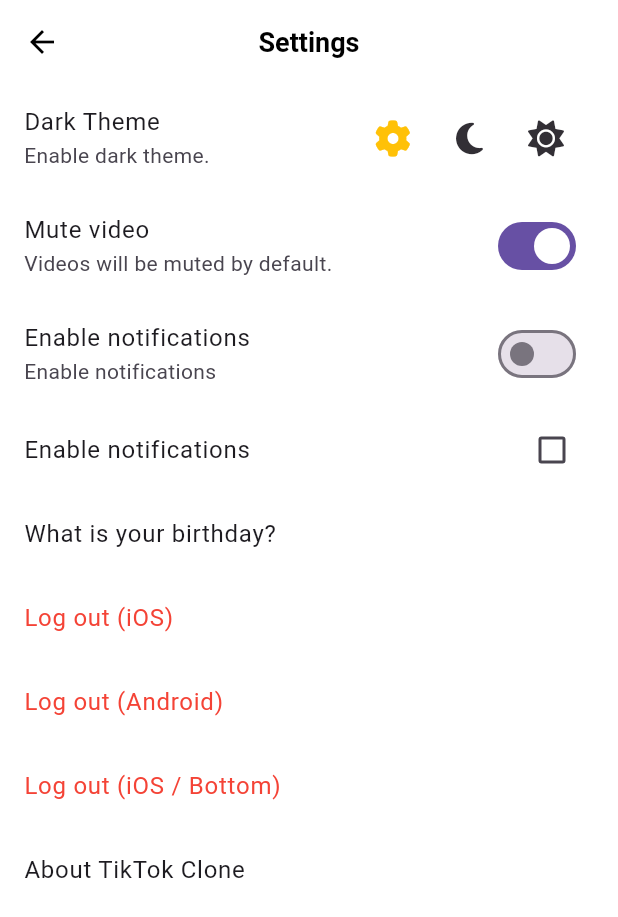
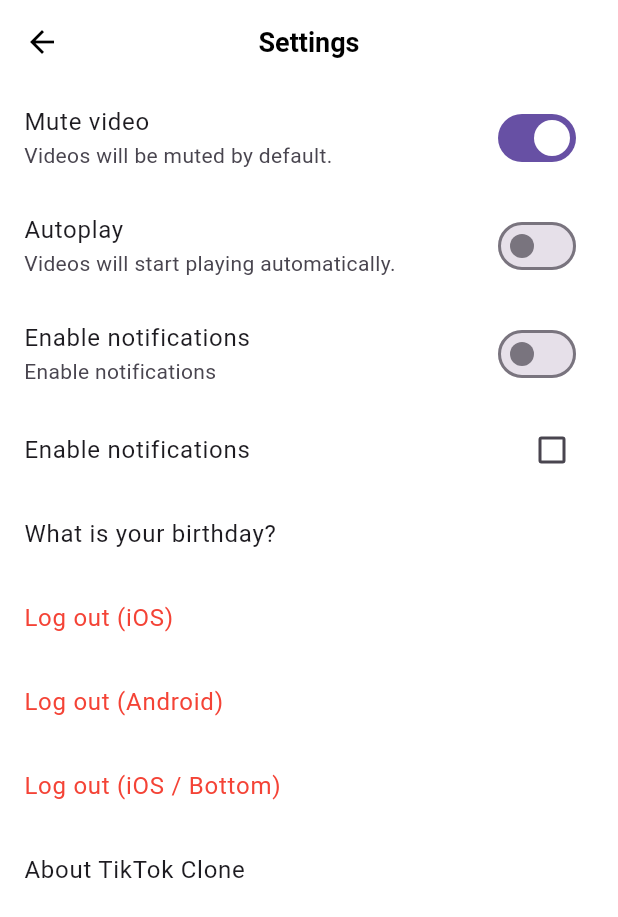
Before and after one commit to WonHyun/TikTokClone, a Flutter app: the SettingsScreen screen opened directly, after a tap on "Mute video", on a phone screen of 412 x 824 dp. Shown: the top 917 px of the screen. Run offline on Flutter 3.47's test engine with Material 3 defaults, Android fonts, the phone set to English and light mode, and no system bars; our stand-ins replace camera, font_awesome_flutter, gallery_saver, go_router, image_picker, permission_handler and 3 more; accounts and stored records are empty; network calls fail.

Commit message:
feat: apply mvvm to video settings

```diff
--- a/lib/common/widgets/main_navigation/main_navigaion_screen.dart
+++ b/lib/common/widgets/main_navigation/main_navigaion_screen.dart
@@ -6,8 +6,8 @@ import 'package:tictok_clone/constants/sizes.dart';
 import 'package:tictok_clone/features/discover/discover_screen.dart';
 import 'package:tictok_clone/features/inbox/inbox_screen.dart';
 import 'package:tictok_clone/features/users/user_profile_screen.dart';
-import 'package:tictok_clone/features/videos/video_recording_screen.dart';
-import 'package:tictok_clone/features/videos/viedo_timeline_screen.dart';
+import 'package:tictok_clone/features/videos/views/video_recording_screen.dart';
+import 'package:tictok_clone/features/videos/views/viedo_timeline_screen.dart';
 import 'package:tictok_clone/utils.dart';
 
 import 'widgets/nav_tab.dart';
--- a/lib/features/settings/settings_screen.dart
+++ b/lib/features/settings/settings_screen.dart
@@ -2,8 +2,8 @@ import 'package:flutter/cupertino.dart';
 import 'package:flutter/material.dart';
 import 'package:font_awesome_flutter/font_awesome_flutter.dart';
 import 'package:provider/provider.dart';
-import 'package:tictok_clone/common/video_config/video_config.dart';
 import 'package:tictok_clone/constants/breakpoints.dart';
+import 'package:tictok_clone/features/videos/view_models/playback_config_view_model.dart';
 
 class SettingsScreen extends StatefulWidget {
   const SettingsScreen({super.key});
@@ -24,8 +24,8 @@ class _SettingsScreenState extends State<SettingsScreen> {
 
   @override
   Widget build(BuildContext context) {
-    final themeConfig = context.watch<ThemeConfig>();
-    final videoConfig = context.watch<VideoConfig>();
+    // final themeConfig = context.watch<ThemeConfig>();
+    // final videoConfig = context.watch<VideoConfig>();
     return Scaffold(
       appBar: AppBar(
         title: const Text("Settings"),
@@ -36,53 +36,61 @@ class _SettingsScreenState extends State<SettingsScreen> {
         ),
         child: ListView(
           children: [
-            ListTile(
-              title: const Text("Dark Theme"),
-              subtitle: const Text("Enable dark theme."),
-              trailing: SizedBox(
-                width: 150,
-                child: Row(
-                  mainAxisAlignment: MainAxisAlignment.spaceBetween,
-                  children: [
-                    IconButton(
-                      onPressed: () =>
-                          themeConfig.changeThemeMode(ThemeMode.system),
-                      icon: Icon(
-                        FontAwesomeIcons.gear,
-                        color: ThemeMode.system == themeConfig.themeMode
-                            ? Colors.amber
-                            : Theme.of(context).colorScheme.inverseSurface,
-                      ),
-                    ),
-                    IconButton(
-                      onPressed: () =>
-                          themeConfig.changeThemeMode(ThemeMode.dark),
-                      icon: Icon(
-                        FontAwesomeIcons.solidMoon,
-                        color: ThemeMode.dark == themeConfig.themeMode
-                            ? Colors.amber
-                            : Theme.of(context).colorScheme.inverseSurface,
-                      ),
-                    ),
-                    IconButton(
-                      onPressed: () =>
-                          themeConfig.changeThemeMode(ThemeMode.light),
-                      icon: Icon(
-                        FontAwesomeIcons.solidSun,
-                        color: ThemeMode.light == themeConfig.themeMode
-                            ? Colors.amber
-                            : Theme.of(context).colorScheme.inverseSurface,
-                      ),
-                    ),
-                  ],
-                ),
-              ),
+            // ListTile(
+            //   title: const Text("Dark Theme"),
+            //   subtitle: const Text("Enable dark theme."),
+            //   trailing: SizedBox(
+            //     width: 150,
+            //     child: Row(
+            //       mainAxisAlignment: MainAxisAlignment.spaceBetween,
+            //       children: [
+            //         IconButton(
+            //           onPressed: () =>
+            //               themeConfig.changeThemeMode(ThemeMode.system),
+            //           icon: Icon(
+            //             FontAwesomeIcons.gear,
+            //             color: ThemeMode.system == themeConfig.themeMode
+            //                 ? Colors.amber
+            //                 : Theme.of(context).colorScheme.inverseSurface,
+            //           ),
+            //         ),
+            //         IconButton(
+            //           onPressed: () =>
+            //               themeConfig.changeThemeMode(ThemeMode.dark),
+            //           icon: Icon(
+            //             FontAwesomeIcons.solidMoon,
+            //             color: ThemeMode.dark == themeConfig.themeMode
+            //                 ? Colors.amber
+            //                 : Theme.of(context).colorScheme.inverseSurface,
+            //           ),
+            //         ),
+            //         IconButton(
+            //           onPressed: () =>
+            //               themeConfig.changeThemeMode(ThemeMode.light),
+            //           icon: Icon(
+            //             FontAwesomeIcons.solidSun,
+            //             color: ThemeMode.light == themeConfig.themeMode
+            //                 ? Colors.amber
+            //                 : Theme.of(context).colorScheme.inverseSurface,
+            //           ),
+            //         ),
+            //       ],
+            //     ),
+            //   ),
+            // ),
+            SwitchListTile.adaptive(
+              value: context.watch<PlaybackConfigViewModel>().muted,
+              onChanged: (value) =>
+                  context.read<PlaybackConfigViewModel>().setMuted(value),
+              title: const Text("Mute video"),
+              subtitle: const Text("Videos will be muted by default."),
             ),
             SwitchListTile.adaptive(
-              value: videoConfig.isMuted,
-              onChanged: (value) => videoConfig.toggleIsMuted(),
-              title: const Text("Mute video"),
-              subtitle: const Text("Videos will be muted by default."),
+              value: context.watch<PlaybackConfigViewModel>().autoplay,
+              onChanged: (value) =>
+                  context.read<PlaybackConfigViewModel>().setAutoplay(value),
+              title: const Text("Autoplay"),
+              subtitle: const Text("Videos will start playing automatically."),
             ),
             // AnimatedBuilder(
             //   animation: videoMuteConfig,
--- /dev/null
+++ b/lib/features/videos/models/playback_config_model.dart
@@ -0,0 +1,9 @@
+class PlaybackConfigModel {
+  bool muted;
+  bool autoplay;
+
+  PlaybackConfigModel({
+    required this.muted,
+    required this.autoplay,
+  });
+}
--- /dev/null
+++ b/lib/features/videos/repos/playback_config_repo.dart
@@ -0,0 +1,26 @@
+import 'package:shared_preferences/shared_preferences.dart';
+
+class PlaybackConfigRepository {
+  static const String _autoplay = "autoplay";
+  static const String _muted = "muted";
+
+  final SharedPreferences _preferences;
+
+  PlaybackConfigRepository(this._preferences);
+
+  Future<void> setMuted(bool value) async {
+    await _preferences.setBool(_muted, value);
+  }
+
+  Future<void> setAutoplay(bool value) async {
+    await _preferences.setBool(_autoplay, value);
+  }
+
+  bool isMuted() {
+    return _preferences.getBool(_muted) ?? false;
+  }
+
+  bool isAutoplay() {
+    return _preferences.getBool(_autoplay) ?? false;
+  }
+}
--- /dev/null
+++ b/lib/features/videos/view_models/playback_config_view_model.dart
@@ -0,0 +1,29 @@
+import 'package:flutter/widgets.dart';
+import 'package:tictok_clone/features/videos/models/playback_config_model.dart';
+import 'package:tictok_clone/features/videos/repos/playback_config_repo.dart';
+
+class PlaybackConfigViewModel extends ChangeNotifier {
+  final PlaybackConfigRepository _repository;
+
+  late final PlaybackConfigModel _model = PlaybackConfigModel(
+    muted: _repository.isMuted(),
+    autoplay: _repository.isAutoplay(),
+  );
+
+  PlaybackConfigViewModel(this._repository);
+
+  bool get muted => _model.muted;
+  bool get autoplay => _model.autoplay;
+
+  void setMuted(bool value) {
+    _repository.setMuted(value);
+    _model.muted = value;
+    notifyListeners();
+  }
+
+  void setAutoplay(bool value) {
+    _repository.setAutoplay(value);
+    _model.autoplay = value;
+    notifyListeners();
+  }
+}
--- a/lib/features/videos/video_recording_screen.dart
+++ b/lib/features/videos/views/video_recording_screen.dart
@@ -7,7 +7,7 @@ import 'package:image_picker/image_picker.dart';
 import 'package:permission_handler/permission_handler.dart';
 import 'package:tictok_clone/constants/gaps.dart';
 import 'package:tictok_clone/constants/sizes.dart';
-import 'package:tictok_clone/features/videos/video_preview_screen.dart';
+import 'package:tictok_clone/features/videos/views/video_preview_screen.dart';
 
 import 'widgets/flash_button.dart';
 
--- a/lib/features/videos/viedo_timeline_screen.dart
+++ b/lib/features/videos/views/viedo_timeline_screen.dart
@@ -1,6 +1,6 @@
 import 'package:flutter/material.dart';
 import 'package:flutter/widgets.dart';
-import 'package:tictok_clone/features/videos/widgets/video_post.dart';
+import 'package:tictok_clone/features/videos/views/widgets/video_post.dart';
 
 class ViedoTimelineScreen extends StatefulWidget {
   const ViedoTimelineScreen({super.key});
--- a/lib/features/videos/widgets/video_post.dart
+++ b/lib/features/videos/views/widgets/video_post.dart
@@ -2,12 +2,12 @@ import 'package:flutter/foundation.dart';
 import 'package:flutter/material.dart';
 import 'package:font_awesome_flutter/font_awesome_flutter.dart';
 import 'package:provider/provider.dart';
-import 'package:tictok_clone/common/video_config/video_config.dart';
 import 'package:tictok_clone/constants/gaps.dart';
 import 'package:tictok_clone/constants/sizes.dart';
-import 'package:tictok_clone/features/videos/widgets/more_rich_text.dart';
-import 'package:tictok_clone/features/videos/widgets/video_button.dart';
-import 'package:tictok_clone/features/videos/widgets/video_comments.dart';
+import 'package:tictok_clone/features/videos/view_models/playback_config_view_model.dart';
+import 'package:tictok_clone/features/videos/views/widgets/more_rich_text.dart';
+import 'package:tictok_clone/features/videos/views/widgets/video_button.dart';
+import 'package:tictok_clone/features/videos/views/widgets/video_comments.dart';
 import 'package:video_player/video_player.dart';
 import 'package:visibility_detector/visibility_detector.dart';
 
@@ -36,6 +36,8 @@ class _VideoPostState extends State<VideoPost>
   bool _isPaused = false;
   bool _isMuted = false;
 
+  double _volume = 1.0;
+
   // void _onVideoChange() {
   //   if (_videoController.value.isInitialized) {
   //     if (_videoController.value.duration == _videoController.value.position) {
@@ -47,9 +49,10 @@ class _VideoPostState extends State<VideoPost>
   Future<void> _initVideoPlayer() async {
     await _videoController.initialize();
     if (kIsWeb) {
-      await _videoController.setVolume(0.0);
       _isMuted = true;
+      _volume = 0.0;
     }
+    await _videoController.setVolume(_volume);
     await _videoController.setLooping(true);
     setState(() {});
   }
@@ -59,7 +62,10 @@ class _VideoPostState extends State<VideoPost>
     if (info.visibleFraction == 1 &&
         !_isPaused &&
         !_videoController.value.isPlaying) {
-      _videoController.play();
+      final autoplay = context.read<PlaybackConfigViewModel>().autoplay;
+      if (autoplay) {
+        _videoController.play();
+      }
     }
     if (_videoController.value.isPlaying && info.visibleFraction == 0) {
       _onTogglePause();
@@ -92,7 +98,7 @@ class _VideoPostState extends State<VideoPost>
     _onTogglePause();
   }
 
-  Future<void> _toggleVolume() async {
+  Future<void> _toggleMute() async {
     if (_isMuted) {
       await _videoController.setVolume(1.0);
     } else {
@@ -104,9 +110,27 @@ class _VideoPostState extends State<VideoPost>
     });
   }
 
+  Future<void> _onPlaybackConfigChanged() async {
+    if (!mounted) return;
+    final muted = context.read<PlaybackConfigViewModel>().muted;
+    if (muted) {
+      _volume = 0.0;
+    } else {
+      _volume = 1.0;
+    }
+    await _videoController.setVolume(_volume);
+  }
+
   @override
   void initState() {
     super.initState();
+    context
+        .read<PlaybackConfigViewModel>()
+        .addListener(_onPlaybackConfigChanged);
+
+    _isMuted = context.read<PlaybackConfigViewModel>().muted;
+    if (_isMuted) _volume = 0.0;
+
     _initVideoPlayer();
     _animationController = AnimationController(
       vsync: this,
@@ -126,7 +150,7 @@ class _VideoPostState extends State<VideoPost>
 
   @override
   Widget build(BuildContext context) {
-    final videoConfig = context.watch<VideoConfig>();
+    // final videoConfig = context.watch<VideoConfig>();
     return VisibilityDetector(
       key: Key("${widget.pageIndex}"),
       onVisibilityChanged: _onVisibilityChanged,
@@ -211,10 +235,10 @@ class _VideoPostState extends State<VideoPost>
             left: 20,
             top: 40,
             child: GestureDetector(
-              onTap: () => videoConfig.toggleIsMuted(),
+              onTap: () => _toggleMute(),
               child: Center(
                 child: FaIcon(
-                  videoConfig.isMuted
+                  _isMuted
                       ? FontAwesomeIcons.volumeXmark
                       : FontAwesomeIcons.volumeHigh,
                   color: Colors.white,
--- a/lib/router.dart
+++ b/lib/router.dart
@@ -8,7 +8,7 @@ import 'package:tictok_clone/features/inbox/chat_detail_screen.dart';
 import 'package:tictok_clone/features/inbox/chats_screen.dart';
 import 'package:tictok_clone/features/onboarding/interests_screen.dart';
 import 'package:tictok_clone/features/users/user_profile_screen.dart';
-import 'package:tictok_clone/features/videos/video_recording_screen.dart';
+import 'package:tictok_clone/features/videos/views/video_recording_screen.dart';
 
 final router = GoRouter(
   initialLocation: "/inbox",
--- a/pubspec.yaml
+++ b/pubspec.yaml
@@ -17,6 +17,7 @@ dependencies:
   image_picker: ^1.1.2
   permission_handler: ^11.3.1
   provider: ^6.1.2
+  shared_preferences: ^2.2.3
   video_player: ^2.8.6
   visibility_detector: ^0.4.0+2
 
```
Also changed, not shown: lib/main.dart (+9 -6 lines), lib/features/videos/views/video_preview_screen.dart (renamed from lib/features/videos/video_preview_screen.dart), lib/features/videos/views/widgets/flash_button.dart (renamed from lib/features/videos/widgets/flash_button.dart), lib/features/videos/views/widgets/more_rich_text.dart (renamed from lib/features/videos/widgets/more_rich_text.dart), lib/features/videos/views/widgets/video_button.dart (renamed from lib/features/videos/widgets/video_button.dart), lib/features/videos/views/widgets/video_comments.dart (renamed from lib/features/videos/widgets/video_comments.dart), pubspec.lock, 1 other file.
